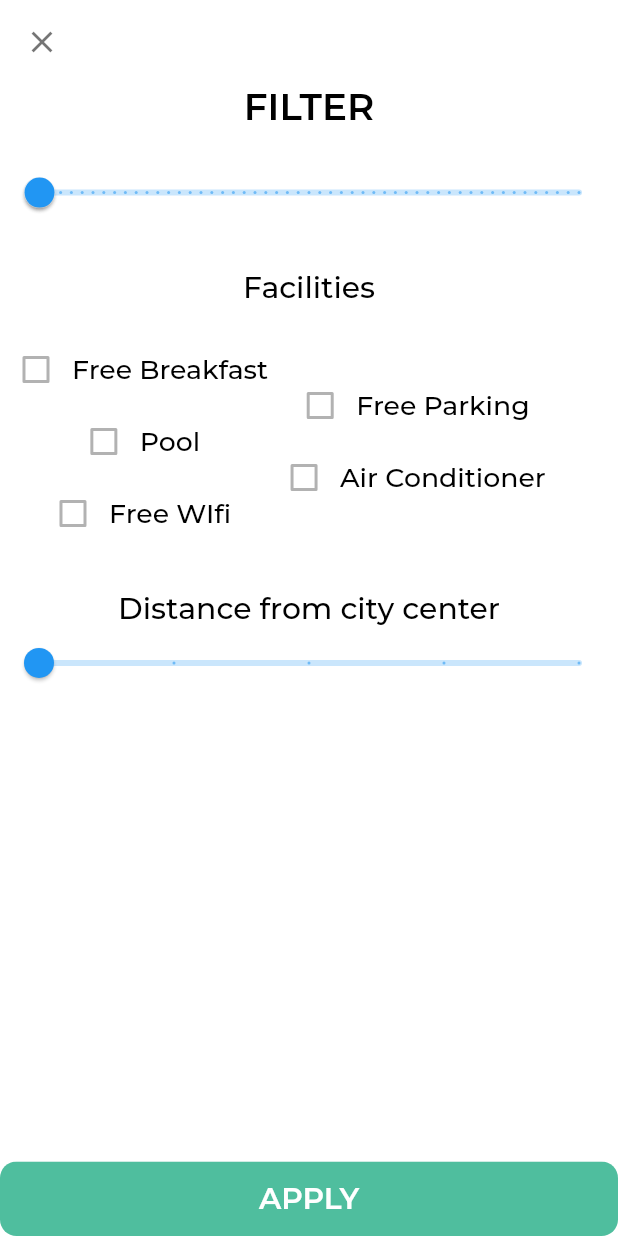
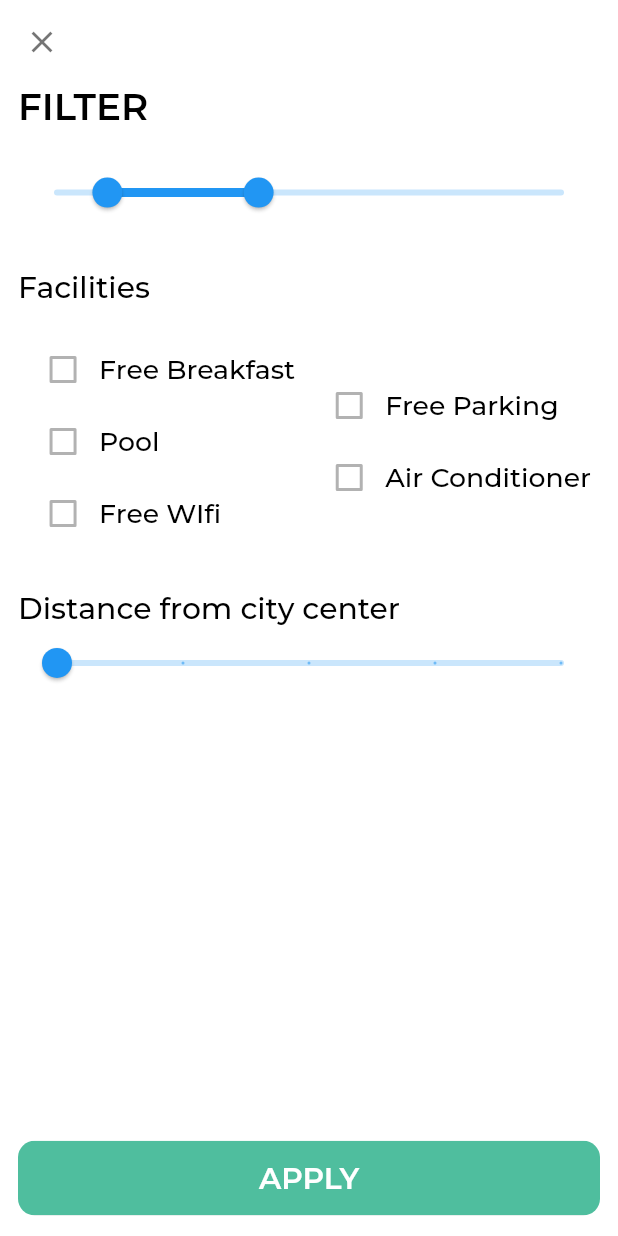
Before and after one commit to Atevaz/hotel-booking, a Flutter app: the FilterScreen screen opened by its route, on a phone screen of 412 x 824 dp. Run offline on Flutter 3.47's test engine with Material 2 defaults, Android fonts, the phone set to English and light mode, and no system bars; our stand-ins replace bloc, dio, flutter_bloc, flutter_screenutil, flutter_switch, flutter_toggle_tab and 5 more; accounts and stored records are empty.

Commit message:
edited filter screen

```diff
--- a/lib/presentation/screens/user/filter_screen.dart
+++ b/lib/presentation/screens/user/filter_screen.dart
@@ -20,10 +20,16 @@ class _FilterScreenState extends State<FilterScreen> {
   Widget build(BuildContext context) {
     return Scaffold(
       appBar: PreferredSize(
-        preferredSize: Size(double.infinity,kToolbarHeight),
-        child: MyAppBar(isCompletedAppBar: false,isBack: true,leadingIcon: Icon(Icons.close),),
+        preferredSize: Size(double.infinity, kToolbarHeight),
+        child: MyAppBar(
+          isCompletedAppBar: false,
+          isBack: true,
+          leadingIcon: Icon(Icons.close),
         ),
-      body: Column(children: [
+      ),
+      body: Padding(
+        padding: const EdgeInsets.symmetric(horizontal: 12.0),
+        child: Column(crossAxisAlignment: CrossAxisAlignment.start, children: [
           const HeadLineText(text: 'Filter'),
           SizedBox(
             height: 20.h,
@@ -37,8 +43,10 @@ class _FilterScreenState extends State<FilterScreen> {
             height: 20.h,
           ),
           Row(
+            mainAxisAlignment: MainAxisAlignment.spaceAround,
             children: [
               Column(
+                crossAxisAlignment: CrossAxisAlignment.start,
                 children: [
                   AppCustomCheckBox(
                     checked: false,
@@ -58,6 +66,7 @@ class _FilterScreenState extends State<FilterScreen> {
                 ],
               ),
               Column(
+                crossAxisAlignment: CrossAxisAlignment.start,
                 children: [
                   AppCustomCheckBox(
                     checked: false,
@@ -78,10 +87,15 @@ class _FilterScreenState extends State<FilterScreen> {
           ),
           const MediumText(text: 'Distance from city center'),
           SliderWidget(),
-      ]),
-      bottomNavigationBar: MyButton(
+          const Spacer(),
+          MyButton(
             text: 'Apply',
             onPressed: () {},
+          ),
+          SizedBox(
+            height: 15.h,
+          ),
+        ]),
       ),
     );
   }
--- a/lib/presentation/widget/price_slider.dart
+++ b/lib/presentation/widget/price_slider.dart
@@ -10,19 +10,21 @@ class PriceSlider extends StatefulWidget {
 class _PriceSliderState extends State<PriceSlider> {
   @override
   Widget build(BuildContext context) {
-    var selectedRange = const RangeValues(0, 1);
+    var selectedRange = const RangeValues(500, 2000);
 
     return RangeSlider(
       values: selectedRange,
-      onChanged: (RangeValues newRange) {
+      max: 5000,
+      divisions: 200,
+      labels: RangeLabels(
+        selectedRange.start.round().toString(),
+        selectedRange.end.round().toString(),
+      ),
+      onChanged: (RangeValues values) {
         setState(() {
-          selectedRange = newRange;
+          selectedRange = values;
         });
       },
-      min: 0,
-      max: 1000,
-      divisions: 50,
-      labels: RangeLabels('${selectedRange.start}', '${selectedRange.end}'),
     );
   }
 }
```
Lines whose indentation alone changed are shown as unchanged.
